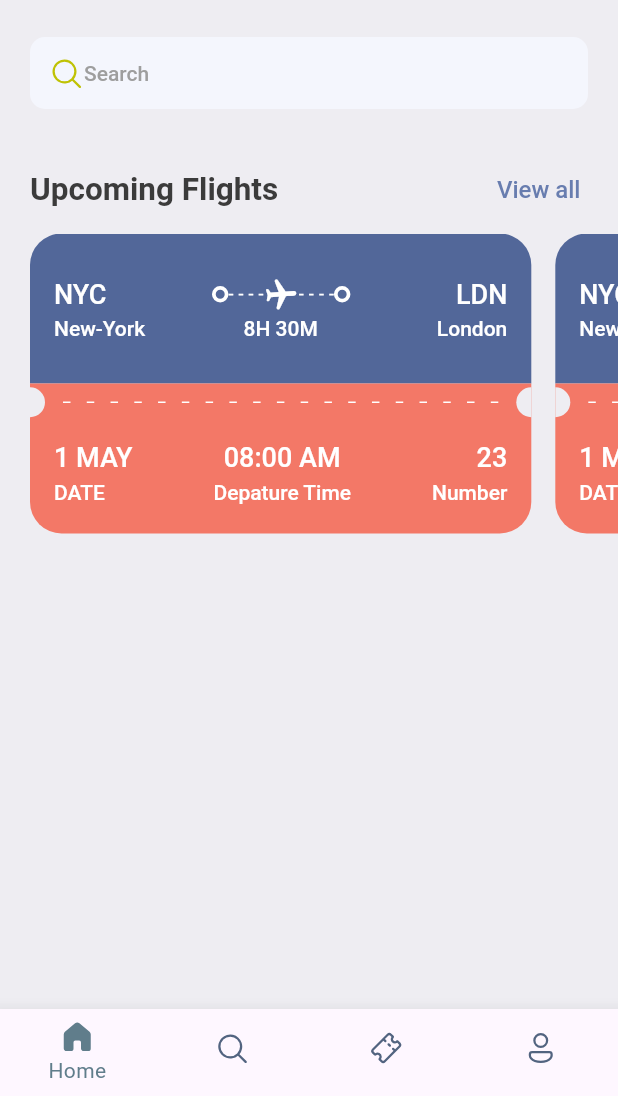
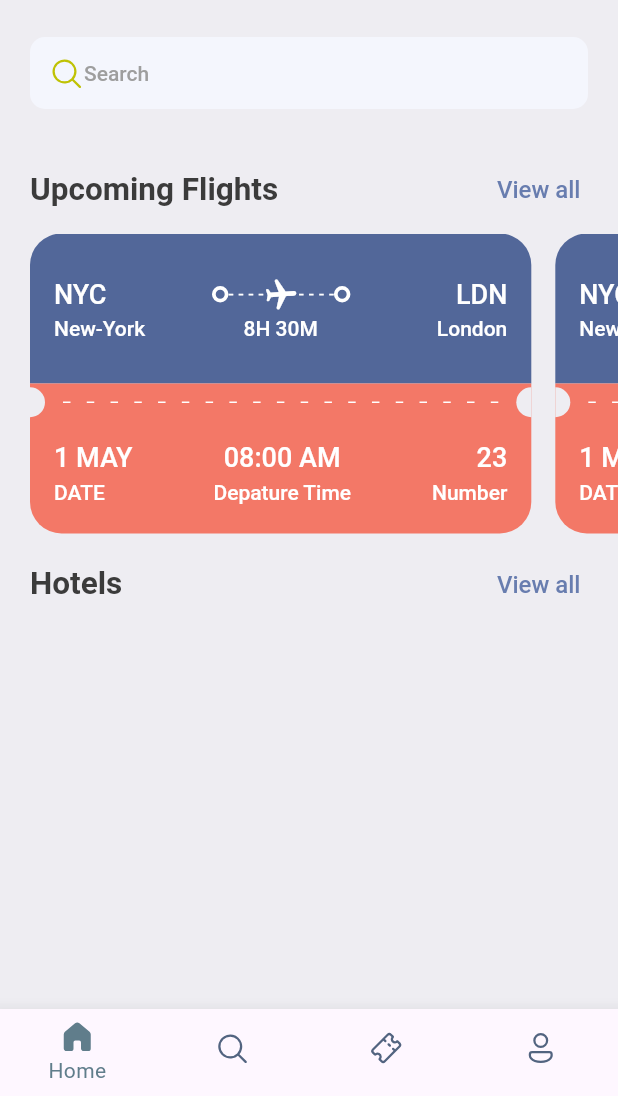
Before and after one commit to fjr619/BookTickets, a Flutter app: the screen it shows after launch, on a phone screen of 412 x 824 dp, the part 140-1236 px from its top. Run offline on Flutter 3.47's test engine with Material 2 defaults, Android fonts, the phone set to English and light mode, and no system bars; our stand-ins replace fluentui_system_icons, gap.

Commit message:
home screen: simplify position

```diff
--- a/lib/screens/home/home_screen.dart
+++ b/lib/screens/home/home_screen.dart
@@ -1,5 +1,3 @@
-import 'dart:async';
-
 import 'package:booktickets/screens/home/ticket_view.dart';
 import 'package:booktickets/util/app_style.dart';
 import 'package:fluentui_system_icons/fluentui_system_icons.dart';
@@ -69,8 +67,20 @@ class HomeScreen extends StatelessWidget {
                     ],
                   ),
                 ),
+              ],
+            ),
+          ),
+
           const Gap(30),
-                Row(
+
+          /**
+           * Upcoming flight section
+           */
+          Column(
+            children: [
+              Container(
+                padding: const EdgeInsets.symmetric(horizontal: 20),
+                child: Row(
                   mainAxisAlignment: MainAxisAlignment.spaceBetween,
                   children: [
                     Text(
@@ -98,18 +108,59 @@ class HomeScreen extends StatelessWidget {
                               .copyWith(color: Styles.primaryColor)),
                     ),
                   ],
-                )
+                ),
+              ),
+
+              const Gap(5),
+
+              SizedBox(
+                // padding: EdgeInsets.only(left: 20),
+                  height: 200,
+                  child: ListView(
+                    padding: const EdgeInsets.only(left: 20),
+                    scrollDirection: Axis.horizontal,
+                    children: const [
+                      TicketView(),
+                      TicketView(),
+                    ],
+                  )),
             ],
           ),
+
+          const Gap(10),
+
+          /**
+           * Hotels section
+           */
+          Container(
+            padding: const EdgeInsets.symmetric(horizontal: 20),
+            child: Row(
+              mainAxisAlignment: MainAxisAlignment.spaceBetween,
+              children: [
+                Text(
+                  "Hotels",
+                  style: Styles.headlineTextStyle2,
                 ),
-          const Gap(5),
-          SingleChildScrollView(
-            scrollDirection: Axis.horizontal,
-            padding: EdgeInsets.only(left: 20),
-            child: Row(
-              children: [
-                TicketView(),
-                TicketView(),
+                TextButton(
+                  style: ButtonStyle(
+                    // overlayColor: MaterialStateProperty.all<Color>(
+                    //     Colors.grey.shade100),
+                      padding: MaterialStateProperty.all<EdgeInsets>(
+                          const EdgeInsets.all(5)),
+                      overlayColor: MaterialStateProperty.all<Color>(
+                          Colors.grey.shade300.withAlpha(115)),
+                      shape:
+                      MaterialStateProperty.all<RoundedRectangleBorder>(
+                          RoundedRectangleBorder(
+                              borderRadius:
+                              BorderRadius.circular(20)))),
+                  onPressed: () {
+                    print("onclick view all");
+                  },
+                  child: Text("View all",
+                      style: Styles.textStyle
+                          .copyWith(color: Styles.primaryColor)),
+                ),
               ],
             ),
           )
```
Lines whose indentation alone changed are shown as unchanged.
